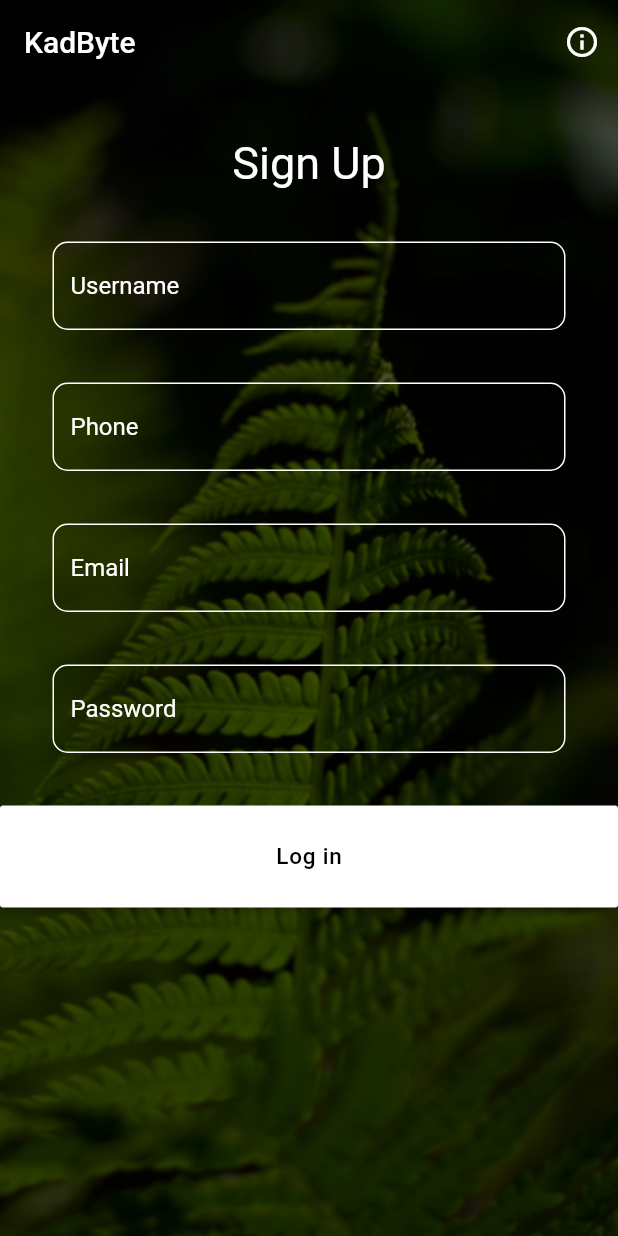
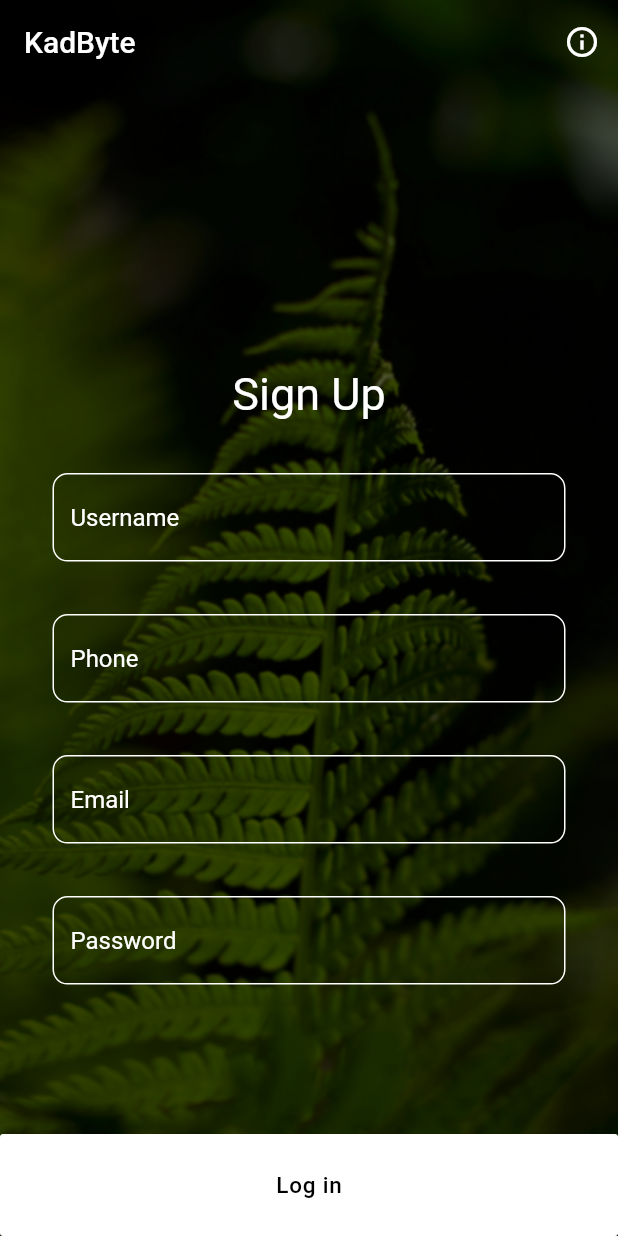
Before and after one commit to azarudeenpn/kadbyte, a Flutter app: the screen it shows after launch, after a tap on "Log in", on a phone screen of 412 x 824 dp. Run offline on Flutter 3.47's test engine with Material 2 defaults, Android fonts, the phone set to English and light mode, and no system bars.

Commit message:
button alignment corrected in SignUp page

```diff
--- a/lib/SignUpDetails.dart
+++ b/lib/SignUpDetails.dart
@@ -10,22 +10,28 @@ class SignUpDetails extends StatelessWidget {
     var height = MediaQuery.of(context).size.height -
         Scaffold.of(context).appBarMaxHeight;
     return Container(
+      //color: Colors.blue,
       height: height,
         width: double.infinity,
       //margin: EdgeInsets.only(bottom: 50),
-        child: SingleChildScrollView(
+      //child: SingleChildScrollView(
         child: Column(
             mainAxisSize: MainAxisSize.min,
+            mainAxisAlignment: MainAxisAlignment.end,
             children: <Widget>[
               Container(
-                  margin: EdgeInsets.only(left: 35.0,right: 35.0,bottom: 35.0,top: 35.0),
-                  child: Text("Sign Up",style: TextStyle(color: Colors.white,fontSize: 30),textAlign: TextAlign.center,),
+                margin: EdgeInsets.only(
+                    left: 35.0, right: 35.0, bottom: 35.0, top: 35.0),
+                child: Text("Sign Up",
+                  style: TextStyle(color: Colors.white, fontSize: 30),
+                  textAlign: TextAlign.center,),
               ),
               Flexible(
                 flex: 1,
                 child:
                 Container(
-                        margin: EdgeInsets.only(left: 35.0,right: 35.0,bottom: 35.0),
+                  margin: EdgeInsets.only(
+                      left: 35.0, right: 35.0, bottom: 35.0),
                         child:
               RoundTextBox(
                 name: "Username",
@@ -52,17 +58,20 @@ class SignUpDetails extends StatelessWidget {
                 flex: 1,
                 child:
                 Container(
-                  margin: EdgeInsets.only(left: 35.0,right: 35.0,bottom: 35.0),
+                    margin: EdgeInsets.only(
+                        left: 35.0, right: 35.0, bottom: 35.0),
                     child:
                     RoundTextBox(
                       name: "Password",
                     )),),
               Flexible(
-                child:
-            Container(
+                child: Container(
+                  alignment: Alignment.bottomCenter,
                   child: RectangularButton(),
-            ))
-            ]))
+                ),
+              )
+            ]),
+      //)
     );
   }
 }
```
Lines whose indentation alone changed are shown as unchanged.
